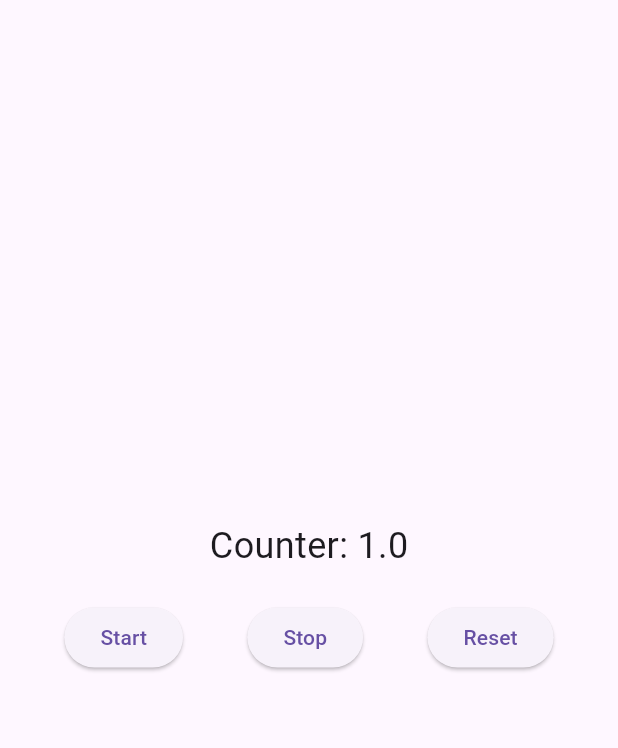
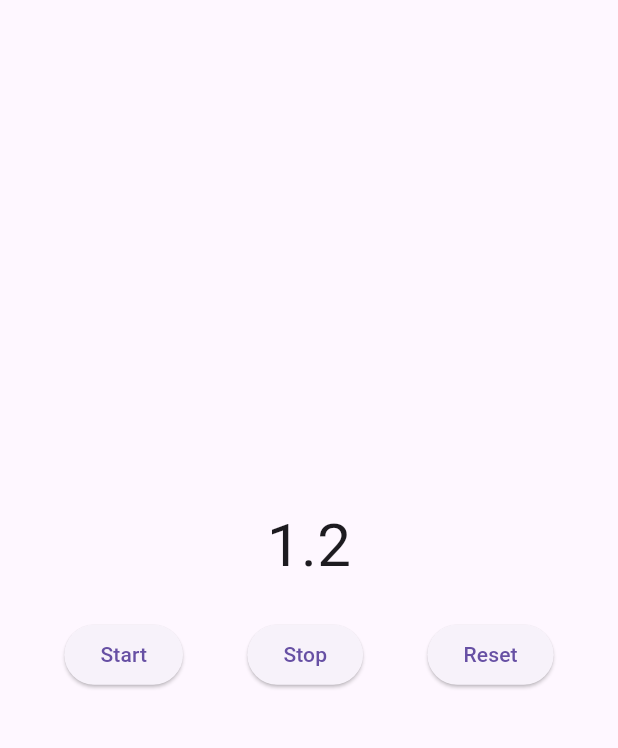
Before and after one commit to shotaro1412/Appteam_education, a Flutter app: the screen it shows after launch, after a tap on "Start", after a tap on "Reset", on a phone screen of 412 x 824 dp, the part 63-811 px from its top. Run offline on Flutter 3.47's test engine with Material 3 defaults, Android fonts, the phone set to English and light mode, and no system bars.

Commit message:
要件にそった機能は完成

```diff
--- a/stopwatch/lib/main.dart
+++ b/stopwatch/lib/main.dart
@@ -31,9 +31,9 @@
   }
 
   void startTimer() {
-    timer = Timer.periodic(Duration(milliseconds: 1000), (Timer t) {
+    timer = Timer.periodic(Duration(milliseconds: 100), (Timer t) {
       setState(() {
-        counter += 1.0;
+        counter += 0.1;
       });
     });
   }
@@ -59,8 +59,8 @@
           mainAxisAlignment: MainAxisAlignment.center,
           children: [
             Text(
-              'Counter: ${counter.toStringAsFixed(1)}',
-              style: TextStyle(fontSize: 24.0),
+              '${counter.toStringAsFixed(1)}',
+              style: TextStyle(fontSize: 40.0),
             ),
             SizedBox(height: 20),
             Row(
```
